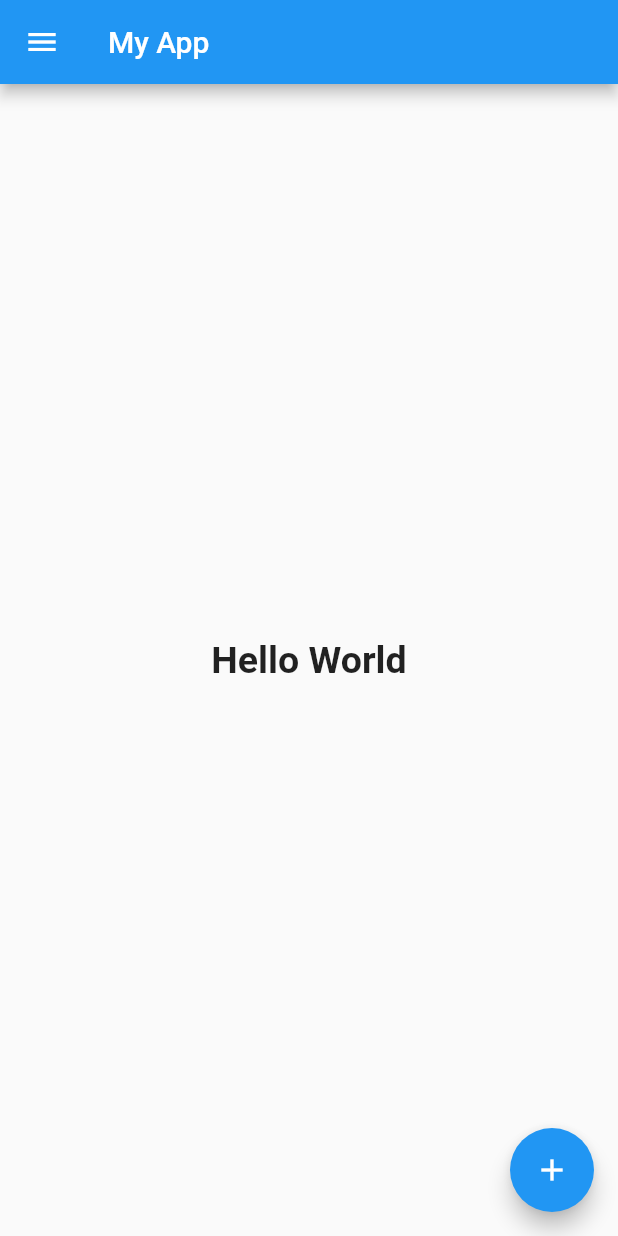
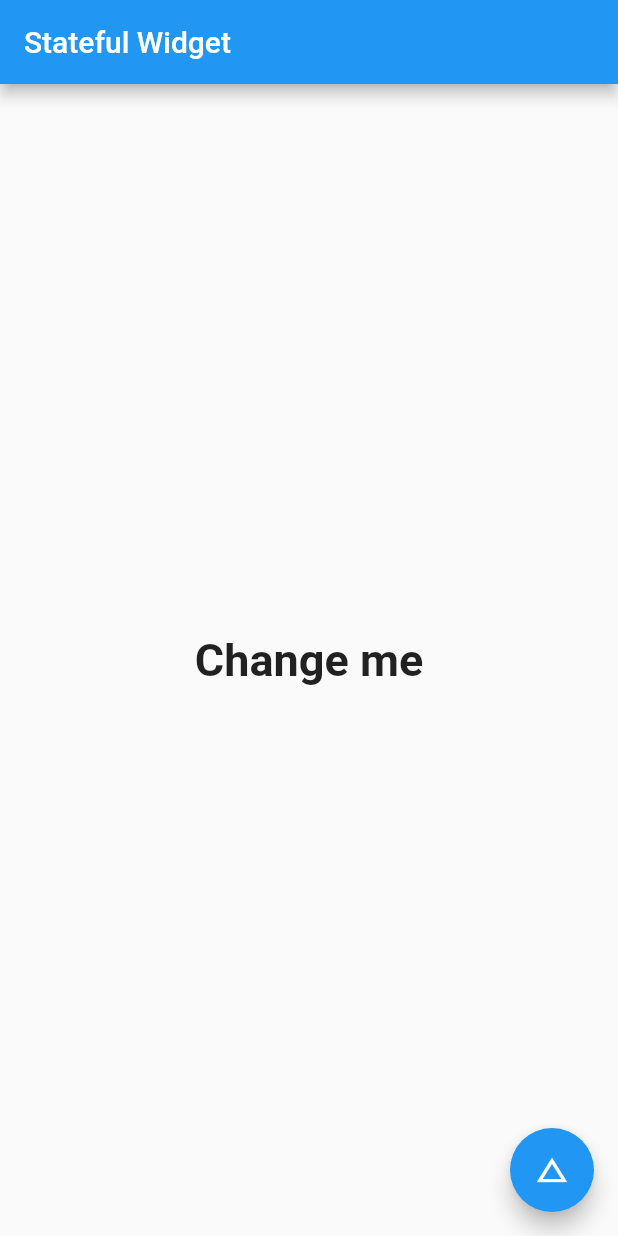
Before and after one commit to iampawan/Flutter2019HindiTuts, a Flutter app: the screen it shows after launch, on a phone screen of 412 x 824 dp. Run offline on Flutter 3.47's test engine with Material 2 defaults, Android fonts, the phone set to English and light mode, and no system bars.

Commit message:
Stful widget

```diff
--- a/lib/main.dart
+++ b/lib/main.dart
@@ -1,59 +1,52 @@
 import 'package:flutter/material.dart';
+import 'dart:math';
 
 void main() {
-  runApp(
-    MaterialApp(
-      home: HomePage(),
-    ),
-  );
+  runApp(MaterialApp(
+    debugShowCheckedModeBanner: false,
+    home: HomePage(),
+  ));
 }
 
-// * Stateless Widget // * Stateful WIdget
+class HomePage extends StatefulWidget {
+  @override
+  _HomePageState createState() => _HomePageState();
+}
 
-class HomePage extends StatelessWidget {
+class _HomePageState extends State<HomePage> {
+  var myText = "Change me";
+
+  @override
+  void initState() {
+    super.initState();
+  }
+
+  @override
+  void dispose() {
+    super.dispose();
+  }
+
   @override
   Widget build(BuildContext context) {
     return Scaffold(
       appBar: AppBar(
-        title: Text("My App"),
+        title: Text("Stateful Widget"),
       ),
       body: Center(
         child: Text(
-          "Hello World",
+          myText,
           style: TextStyle(
-            fontSize: 25,
+            fontSize: 30,
             fontWeight: FontWeight.bold,
           ),
         ),
       ),
       floatingActionButton: FloatingActionButton(
-        onPressed: () {},
-        child: Icon(Icons.add),
-      ),
-      drawer: Drawer(
-        child: ListView(
-          padding: EdgeInsets.all(0),
-          children: <Widget>[
-            UserAccountsDrawerHeader(
-              accountEmail: Text("mtechviral@gmail.com"),
-              accountName: Text("Pawan Kumar"),
-              currentAccountPicture: CircleAvatar(
-                child: Text("P"),
-              ),
-            ),
-            ListTile(
-              onTap: () {},
-              leading: Image.network(
-                "https://m.telegraphindia.com/unsafe/620x350/smart/static.telegraphindia.com/derivative/THE_TELEGRAPH/1689224/16X9/image36e62462-75c0-45de-abd6-1a5b2677d0e6.jpg",
-                width: 50,
-                height: 30,
-              ),
-              title: Text("Dhoni"),
-              subtitle: Text("CSK"),
-              trailing: Icon(Icons.delete),
-            ),
-          ],
-        ),
+        child: Icon(Icons.change_history),
+        onPressed: () {
+          myText = Random().nextInt(10).toString();
+          setState(() {});
+        },
       ),
     );
   }
```
